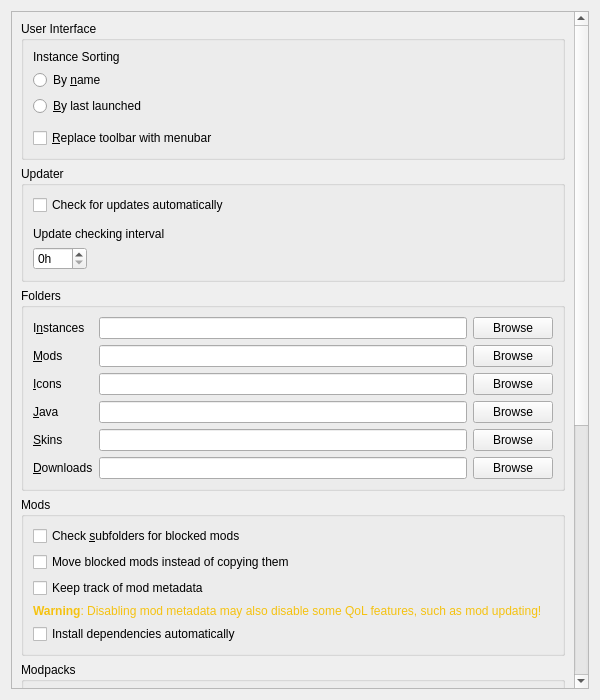
Qt form launcher/ui/pages/global/LauncherPage.ui (FreesmTeam/FreesmLauncher) before a commit.
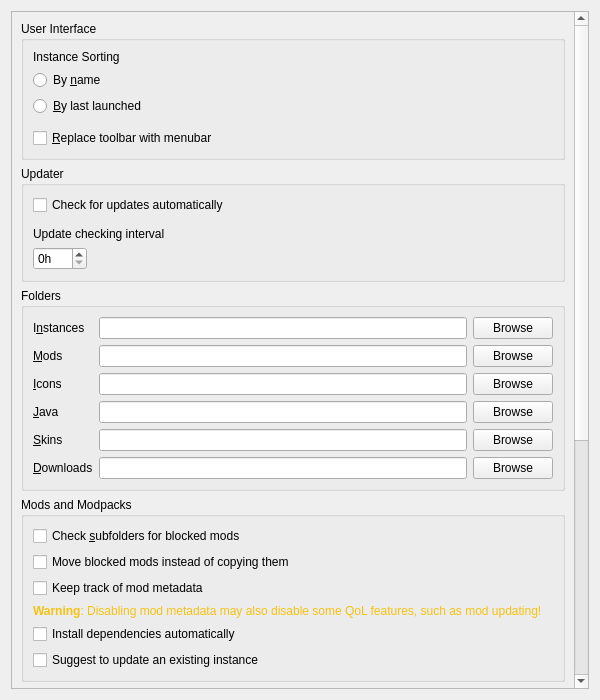
The same form after that commit.

Commit message: Merge mods & modpack settings

What changed in the file:
```diff
--- a/launcher/ui/pages/global/LauncherPage.ui
+++ b/launcher/ui/pages/global/LauncherPage.ui
@@ -29,9 +29,9 @@
       <property name="geometry">
        <rect>
         <x>0</x>
-        <y>0</y>
-        <width>563</width>
-        <height>1336</height>
+        <y>-329</y>
+        <width>566</width>
+        <height>1296</height>
        </rect>
       </property>
       <layout class="QVBoxLayout" name="verticalLayout_8">
@@ -293,7 +293,7 @@
        <item>
         <widget class="QGroupBox" name="modsBox">
          <property name="title">
-          <string>Mods</string>
+          <string>Mods and Modpacks</string>
          </property>
          <layout class="QVBoxLayout" name="verticalLayout_4">
           <item>
@@ -346,15 +346,6 @@
             </property>
            </widget>
           </item>
-         </layout>
-        </widget>
-       </item>
-       <item>
-        <widget class="QGroupBox" name="groupBox">
-         <property name="title">
-          <string>Modpacks</string>
-         </property>
-         <layout class="QVBoxLayout" name="verticalLayout_11">
           <item>
            <widget class="QCheckBox" name="modpackUpdatePromptBtn">
             <property name="toolTip">
```
